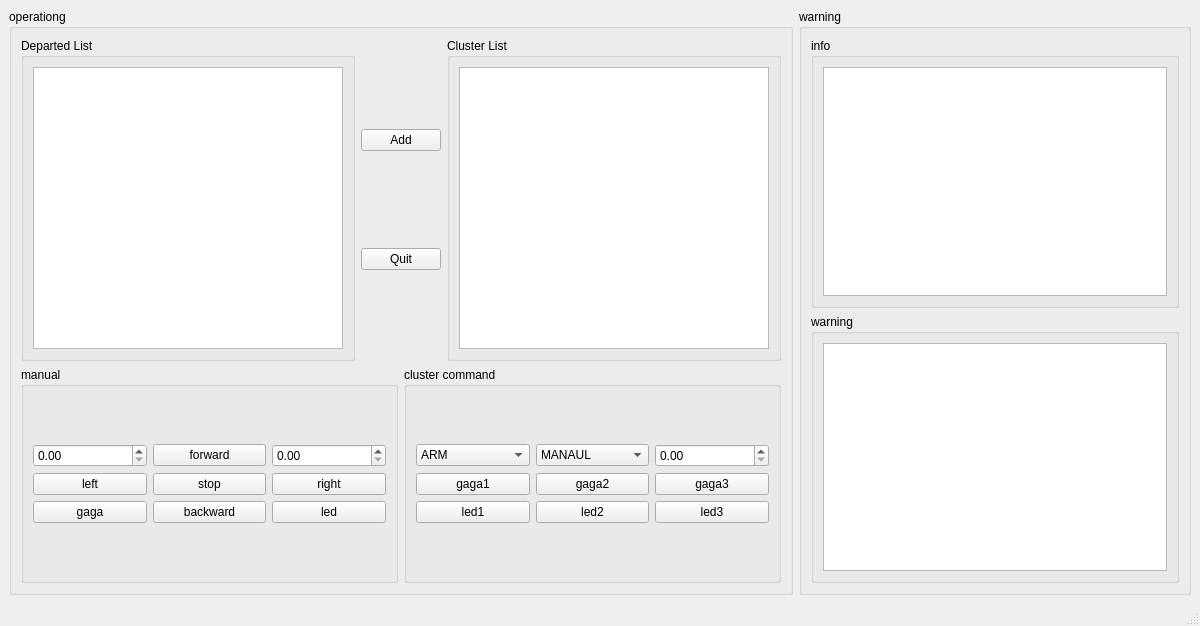
chenhangwei/usv_workspace, file src/gs_gui/resource/gs_ui.ui: the form before one commit.
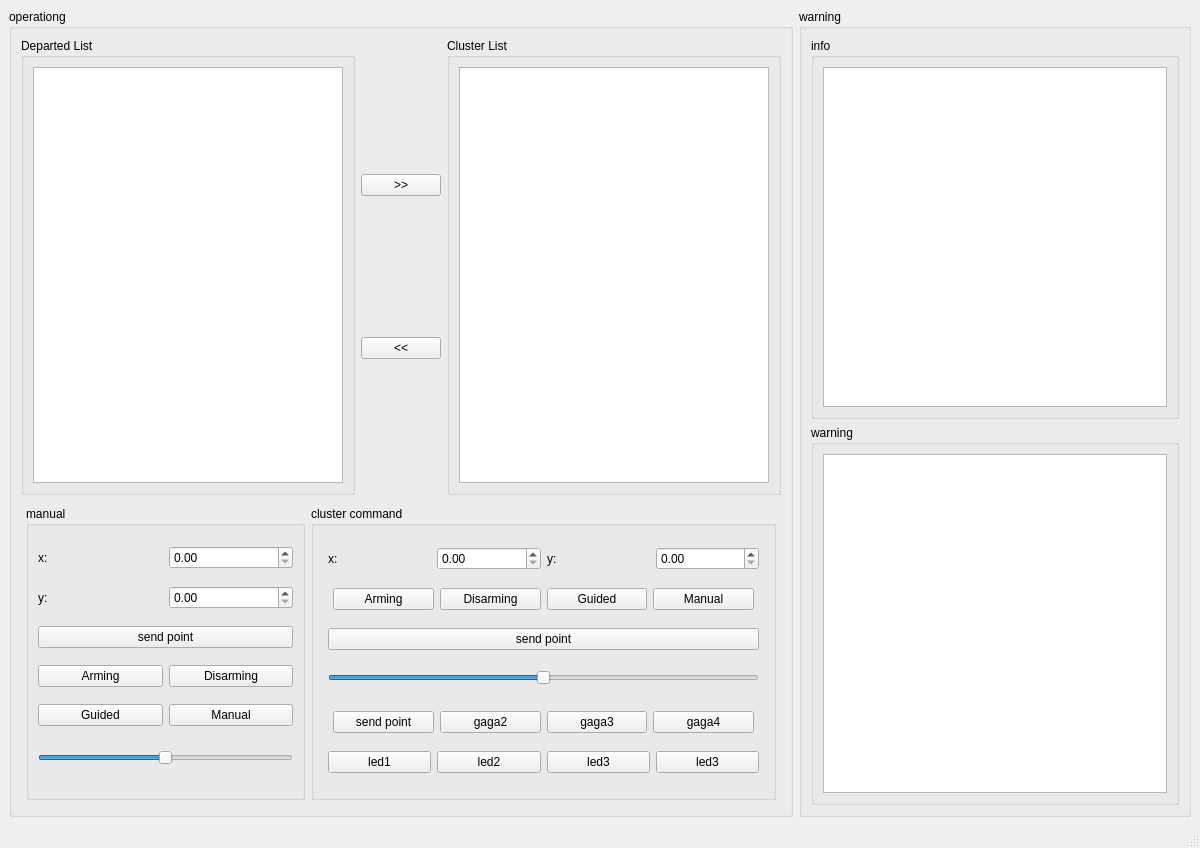
The form after the commit.

Commit message: feat: Update UI layout and button functionalities in gs_ui.ui

The edit to the form file:
```diff
--- a/src/gs_gui/resource/gs_ui.ui
+++ b/src/gs_gui/resource/gs_ui.ui
@@ -7,7 +7,7 @@
     <x>0</x>
     <y>0</y>
     <width>1200</width>
-    <height>626</height>
+    <height>848</height>
    </rect>
   </property>
   <property name="windowTitle">
@@ -53,7 +53,7 @@
            <item>
             <widget class="QPushButton" name="add_cluster_pushButton">
              <property name="text">
-              <string>Add</string>
+              <string>&gt;&gt;</string>
              </property>
             </widget>
            </item>
@@ -73,7 +73,7 @@
            <item>
             <widget class="QPushButton" name="quit_cluster_pushButton">
              <property name="text">
-              <string>Quit</string>
+              <string>&lt;&lt;</string>
              </property>
             </widget>
            </item>
@@ -107,7 +107,19 @@
         </layout>
        </item>
        <item>
-        <layout class="QHBoxLayout" name="horizontalLayout">
+        <layout class="QHBoxLayout" name="horizontalLayout" stretch="30,50">
+         <property name="leftMargin">
+          <number>5</number>
+         </property>
+         <property name="topMargin">
+          <number>5</number>
+         </property>
+         <property name="rightMargin">
+          <number>5</number>
+         </property>
+         <property name="bottomMargin">
+          <number>5</number>
+         </property>
          <item>
           <widget class="QGroupBox" name="groupBox_6">
            <property name="title">
@@ -115,64 +127,95 @@
            </property>
            <layout class="QVBoxLayout" name="verticalLayout_7">
             <item>
-             <layout class="QGridLayout" name="gridLayout">
-              <item row="0" column="1">
-               <widget class="QPushButton" name="forward_pushButton">
+             <layout class="QHBoxLayout" name="horizontalLayout_7">
+              <item>
+               <widget class="QLabel" name="label">
                 <property name="text">
-                 <string>forward</string>
+                 <string>x:</string>
                 </property>
                </widget>
               </item>
-              <item row="1" column="1">
-               <widget class="QPushButton" name="stop_pushButton">
+              <item>
+               <widget class="QDoubleSpinBox" name="set_departed_x_doubleSpinBox"/>
+              </item>
+             </layout>
+            </item>
+            <item>
+             <layout class="QHBoxLayout" name="horizontalLayout_9">
+              <item>
+               <widget class="QLabel" name="label_2">
                 <property name="text">
-                 <string>stop</string>
+                 <string>y:</string>
                 </property>
                </widget>
               </item>
-              <item row="0" column="2">
-               <widget class="QDoubleSpinBox" name="turn_speed_doubleSpinBox"/>
+              <item>
+               <widget class="QDoubleSpinBox" name="set_departed_y_doubleSpinBox"/>
               </item>
-              <item row="1" column="0">
-               <widget class="QPushButton" name="left_pushButton">
+             </layout>
+            </item>
+            <item>
+             <widget class="QPushButton" name="send_departed_point_pushButton">
+              <property name="text">
+               <string>send point</string>
+              </property>
+             </widget>
+            </item>
+            <item>
+             <layout class="QHBoxLayout" name="horizontalLayout_10">
+              <item>
+               <widget class="QPushButton" name="departed_arming_pushButton">
                 <property name="text">
-                 <string>left</string>
+                 <string>Arming</string>
                 </property>
                </widget>
               </item>
-              <item row="2" column="0">
-               <widget class="QPushButton" name="gaga_pushButton">
+              <item>
+               <widget class="QPushButton" name="departed_disarming_pushButton">
                 <property name="text">
-                 <string>gaga</string>
+                 <string>Disarming</string>
                 </property>
                </widget>
               </item>
-              <item row="2" column="1">
-               <widget class="QPushButton" name="backward_pushButton">
+             </layout>
+            </item>
+            <item>
+             <layout class="QHBoxLayout" name="horizontalLayout_11">
+              <item>
+               <widget class="QPushButton" name="set_departed_guided_pushButton">
                 <property name="text">
-                 <string>backward</string>
+                 <string>Guided</string>
                 </property>
                </widget>
               </item>
-              <item row="1" column="2">
-               <widget class="QPushButton" name="right_pushButton">
+              <item>
+               <widget class="QPushButton" name="set_departed_manual_pushButton">
                 <property name="text">
-                 <string>right</string>
+                 <string>Manual</string>
                 </property>
                </widget>
               </item>
-              <item row="2" column="2">
-               <widget class="QPushButton" name="led_pushButton">
-                <property name="text">
-                 <string>led</string>
-                </property>
-               </widget>
-              </item>
-              <item row="0" column="0">
-               <widget class="QDoubleSpinBox" name="move_speed_doubleSpinBox"/>
-              </item>
              </layout>
             </item>
+            <item>
+             <widget class="QSlider" name="usv_departed_velocity_horizontalSlider">
+              <property name="minimumSize">
+               <size>
+                <width>0</width>
+                <height>30</height>
+               </size>
+              </property>
+              <property name="maximum">
+               <number>100</number>
+              </property>
+              <property name="value">
+               <number>50</number>
+              </property>
+              <property name="orientation">
+               <enum>Qt::Horizontal</enum>
+              </property>
+             </widget>
+            </item>
            </layout>
           </widget>
          </item>
@@ -181,86 +224,190 @@
            <property name="title">
             <string>cluster command</string>
            </property>
-           <layout class="QVBoxLayout" name="verticalLayout_5">
+           <layout class="QHBoxLayout" name="horizontalLayout_8">
             <item>
-             <layout class="QGridLayout" name="gridLayout_2">
-              <item row="1" column="0">
-               <widget class="QPushButton" name="gaga1_pushButton">
-                <property name="text">
-                 <string>gaga1</string>
-                </property>
-               </widget>
-              </item>
-              <item row="0" column="1">
-               <widget class="QComboBox" name="cluster_setmode_comboBox">
+             <layout class="QVBoxLayout" name="verticalLayout_5">
+              <property name="leftMargin">
+               <number>5</number>
+              </property>
+              <property name="topMargin">
+               <number>5</number>
+              </property>
+              <property name="rightMargin">
+               <number>5</number>
+              </property>
+              <property name="bottomMargin">
+               <number>5</number>
+              </property>
+              <item>
+               <layout class="QHBoxLayout" name="horizontalLayout_12">
                 <item>
-                 <property name="text">
-                  <string>MANAUL</string>
-                 </property>
+                 <widget class="QLabel" name="label_3">
+                  <property name="text">
+                   <string>x:</string>
+                  </property>
+                 </widget>
                 </item>
                 <item>
-                 <property name="text">
-                  <string>GUIDED</string>
-                 </property>
+                 <widget class="QDoubleSpinBox" name="set_cluster_x_doubleSpinBox"/>
                 </item>
                 <item>
-                 <property name="text">
-                  <string>AUTO</string>
-                 </property>
+                 <widget class="QLabel" name="label_4">
+                  <property name="text">
+                   <string>y:</string>
+                  </property>
+                 </widget>
                 </item>
-               </widget>
+                <item>
+                 <widget class="QDoubleSpinBox" name="set_cluster_y_doubleSpinBox"/>
+                </item>
+               </layout>
               </item>
-              <item row="2" column="0">
-               <widget class="QPushButton" name="led1_pushButton">
-                <property name="text">
-                 <string>led1</string>
+              <item>
+               <layout class="QHBoxLayout" name="horizontalLayout_4">
+                <property name="leftMargin">
+                 <number>5</number>
                 </property>
-               </widget>
-              </item>
-              <item row="2" column="1">
-               <widget class="QPushButton" name="led2_pushButton">
-                <property name="text">
-                 <string>led2</string>
+                <property name="topMargin">
+                 <number>5</number>
                 </property>
-               </widget>
-              </item>
-              <item row="0" column="0">
-               <widget class="QComboBox" name="arm_comboBox">
+                <property name="rightMargin">
+                 <number>5</number>
+                </property>
+                <property name="bottomMargin">
+                 <number>5</number>
+                </property>
                 <item>
-                 <property name="text">
-                  <string>ARM</string>
-                 </property>
+                 <widget class="QPushButton" name="arming_pushButton">
+                  <property name="text">
+                   <string>Arming</string>
+                  </property>
+                 </widget>
                 </item>
                 <item>
-                 <property name="text">
-                  <string>DISARM</string>
-                 </property>
+                 <widget class="QPushButton" name="disarming_pushButton">
+                  <property name="text">
+                   <string>Disarming</string>
+                  </property>
+                 </widget>
                 </item>
-               </widget>
+                <item>
+                 <widget class="QPushButton" name="set_guided_pushButton">
+                  <property name="text">
+                   <string>Guided</string>
+                  </property>
+                 </widget>
+                </item>
+                <item>
+                 <widget class="QPushButton" name="set_manual_pushButton">
+                  <property name="text">
+                   <string>Manual</string>
+                  </property>
+                 </widget>
+                </item>
+               </layout>
               </item>
-              <item row="2" column="2">
-               <widget class="QPushButton" name="led3_pushButton">
+              <item>
+               <widget class="QPushButton" name="send_cluster_point_pushButton">
                 <property name="text">
-                 <string>led3</string>
+                 <string>send point</string>
                 </property>
                </widget>
               </item>
-              <item row="1" column="1">
-               <widget class="QPushButton" name="gaga2_pushButton">
-                <property name="text">
-                 <string>gaga2</string>
+              <item>
+               <widget class="QSlider" name="usv_cluster_velocity_horizontalSlider">
+                <property name="minimumSize">
+                 <size>
+                  <width>0</width>
+                  <height>30</height>
+                 </size>
                 </property>
+                <property name="maximum">
+                 <number>100</number>
+                </property>
+                <property name="value">
+                 <number>50</number>
+                </property>
+                <property name="orientation">
+                 <enum>Qt::Horizontal</enum>
+                </property>
                </widget>
               </item>
-              <item row="0" column="2">
-               <widget class="QDoubleSpinBox" name="cluster_speed_doubleSpinBox"/>
-              </item>
-              <item row="1" column="2">
-               <widget class="QPushButton" name="gaga3_pushButton">
-                <property name="text">
-                 <string>gaga3</string>
+              <item>
+               <layout class="QHBoxLayout" name="horizontalLayout_5">
+                <property name="leftMargin">
+                 <number>5</number>
                 </property>
-               </widget>
+                <property name="topMargin">
+                 <number>5</number>
+                </property>
+                <property name="rightMargin">
+                 <number>5</number>
+                </property>
+                <property name="bottomMargin">
+                 <number>5</number>
+                </property>
+                <item>
+                 <widget class="QPushButton" name="gaga1_pushButton">
+                  <property name="text">
+                   <string>send point</string>
+                  </property>
+                 </widget>
+                </item>
+                <item>
+                 <widget class="QPushButton" name="gaga2_pushButton">
+                  <property name="text">
+                   <string>gaga2</string>
+                  </property>
+                 </widget>
+                </item>
+                <item>
+                 <widget class="QPushButton" name="gaga3_pushButton">
+                  <property name="text">
+                   <string>gaga3</string>
+                  </property>
+                 </widget>
+                </item>
+                <item>
+                 <widget class="QPushButton" name="gaga3_pushButton_2">
+                  <property name="text">
+                   <string>gaga4</string>
+                  </property>
+                 </widget>
+                </item>
+               </layout>
+              </item>
+              <item>
+               <layout class="QHBoxLayout" name="horizontalLayout_6">
+                <item>
+                 <widget class="QPushButton" name="led1_pushButton">
+                  <property name="text">
+                   <string>led1</string>
+                  </property>
+                 </widget>
+                </item>
+                <item>
+                 <widget class="QPushButton" name="led2_pushButton">
+                  <property name="text">
+                   <string>led2</string>
+                  </property>
+                 </widget>
+                </item>
+                <item>
+                 <widget class="QPushButton" name="led3_pushButton">
+                  <property name="text">
+                   <string>led3</string>
+                  </property>
+                 </widget>
+                </item>
+                <item>
+                 <widget class="QPushButton" name="led3_pushButton_2">
+                  <property name="text">
+                   <string>led3</string>
+                  </property>
+                 </widget>
+                </item>
+               </layout>
               </item>
              </layout>
             </item>
```
Left out of the diff: 2 changed lines with no effect on the pictures. The commit also changes 14 other files.
